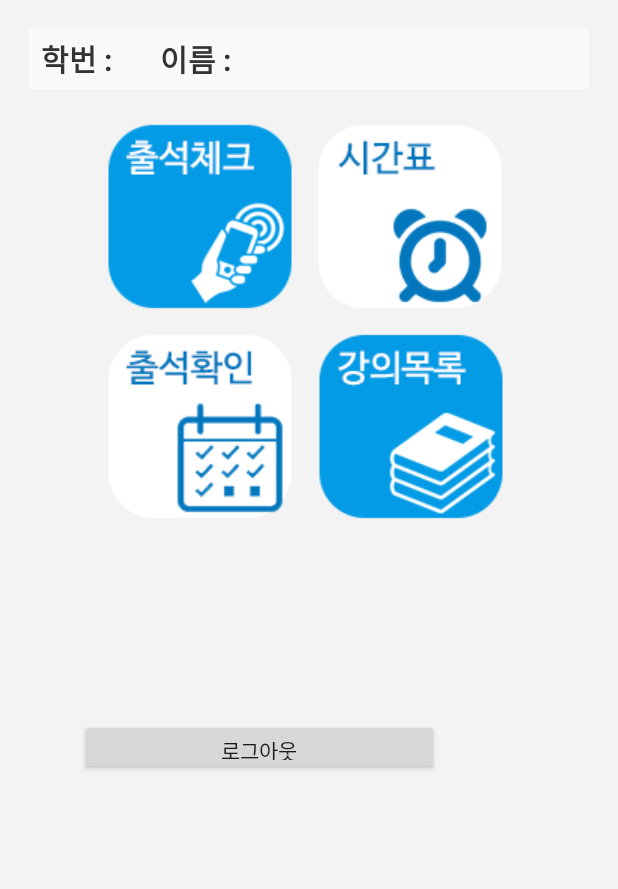
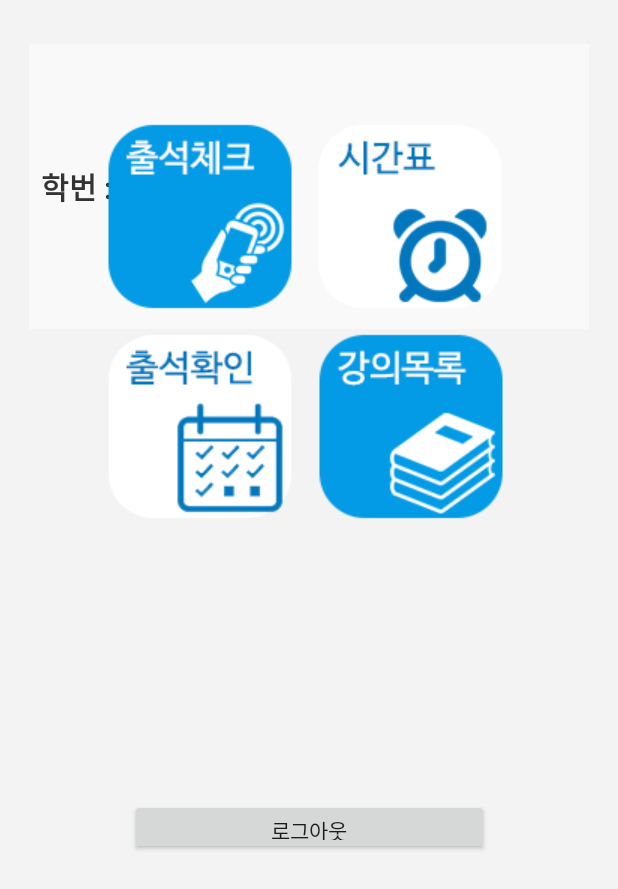
Before and after one commit to nuyadkrap/NFC-Attendance-App, an Android app: the MainActivity screen opened directly, with no data from a screen before it, on a phone screen of 412 x 824 dp. Shown: the top 889 px of the screen. Run offline under Robolectric (Android 15) with nearby library versions, the phone set to English and light mode, and no system bars; network calls fail; 1 statement that could not run was skipped.

```diff
--- a/app/src/main/java/com/example/san/AttendanceActivity.java
+++ b/app/src/main/java/com/example/san/AttendanceActivity.java
@@ -138,13 +138,14 @@ public class AttendanceActivity extends AppCompatActivity {
                 while (count < jsonArray.length())
                 {
                     JSONObject object = jsonArray.getJSONObject(count);
-                    userID2 = object.getString("userID");
-                    userName = object.getString("userName");
+
                     courseTitle = object.getString("courseTitle");
                     attdState = object.getString("attdState");
 
                     if (userState.equals("교수"))
                     {
+                        userID2 = object.getString("userID");
+                        userName = object.getString("userName");
                         Attendance attd = new Attendance(courseTitle, attdState, userID2, userName);
                         Attendance.add(attd);
                         count++;
--- a/app/src/main/java/com/example/san/DeleteListAdapter.java
+++ b/app/src/main/java/com/example/san/DeleteListAdapter.java
@@ -88,7 +88,6 @@ public class DeleteListAdapter extends BaseAdapter {
                         @Override
                         public void onResponse(String response) {
                             try {
-                                System.out.println("=--0-0-9408967059605406-");
                                 System.out.println(response);
                                 JSONObject jsonObject = new JSONObject(response);
                                 boolean success = jsonObject.getBoolean("success");
@@ -129,4 +128,3 @@ public class DeleteListAdapter extends BaseAdapter {
     }
 
 }
-//
--- a/app/src/main/java/com/example/san/DeleteRequest.java
+++ b/app/src/main/java/com/example/san/DeleteRequest.java
@@ -23,4 +23,3 @@ public class DeleteRequest extends StringRequest {
     @Override
     protected Map<String, String> getParams() throws AuthFailureError { return map;}
 }
-//
--- a/app/src/main/res/layout/activity_delete.xml
+++ b/app/src/main/res/layout/activity_delete.xml
@@ -52,7 +52,7 @@
                 android:layout_height="wrap_content"
                 android:layout_gravity="center"
                 android:padding="3dp"
-                android:text="소프트516"
+                android:text="강의실 이름"
                 android:textColor="#000000" />
         </LinearLayout>
 
@@ -76,4 +76,3 @@
         </LinearLayout>
 
 </LinearLayout>
-<!---->
--- a/app/src/main/res/layout/activity_deletelist.xml
+++ b/app/src/main/res/layout/activity_deletelist.xml
@@ -42,4 +42,3 @@
     </LinearLayout>
 
 </LinearLayout>
-<!---->
--- a/app/src/main/res/layout/activity_main.xml
+++ b/app/src/main/res/layout/activity_main.xml
@@ -11,16 +11,19 @@
     <LinearLayout
         android:id="@+id/linearLayout"
         android:layout_width="0dp"
-        android:layout_height="40dp"
+        android:layout_height="0dp"
         android:layout_marginStart="9dp"
         android:layout_marginLeft="9dp"
+        android:layout_marginTop="19dp"
         android:layout_marginEnd="9dp"
         android:layout_marginRight="9dp"
+        android:layout_marginBottom="313dp"
         android:background="#80ffffff"
         android:orientation="horizontal"
+        app:layout_constraintBottom_toTopOf="@+id/logout"
         app:layout_constraintEnd_toEndOf="parent"
         app:layout_constraintStart_toStartOf="parent"
-        app:layout_constraintTop_toTopOf="@+id/linearLayout2">
+        app:layout_constraintTop_toTopOf="parent">
 
         <TextView
             android:id="@+id/textView"
@@ -108,7 +111,6 @@
         app:layout_constraintTop_toTopOf="parent">
 
         <FrameLayout
-            xmlns:android="http://schemas.android.com/apk/res/android"
             android:layout_width="match_parent"
             android:layout_height="match_parent">
 
@@ -148,7 +150,9 @@
                 tools:layout_editor_absoluteX="80dp"
                 tools:layout_editor_absoluteY="445dp"
 
-            /></FrameLayout>
+                />
+
+        </FrameLayout>
     </LinearLayout>
 
     <LinearLayout
@@ -190,14 +194,15 @@
             tools:layout_editor_absoluteY="445dp" />
 
 
+    </LinearLayout>
 
-    </LinearLayout>
+
 
         <Button
             android:id="@+id/logout"
             android:layout_width="239dp"
             android:layout_height="37dp"
-        android:layout_marginTop="366dp"
+            android:layout_marginStart="66dp"
             android:layout_marginLeft="66dp"
             android:layout_marginEnd="66dp"
             android:layout_marginRight="66dp"
@@ -210,6 +215,4 @@
             app:layout_constraintTop_toBottomOf="@+id/linearLayout" />
 
 
-
-
 </androidx.constraintlayout.widget.ConstraintLayout>
```
Also changed, not shown: app/src/main/java/com/example/san/DeleteListActivity.java (+0 -14 lines). Lines whose indentation alone changed are shown as unchanged.
